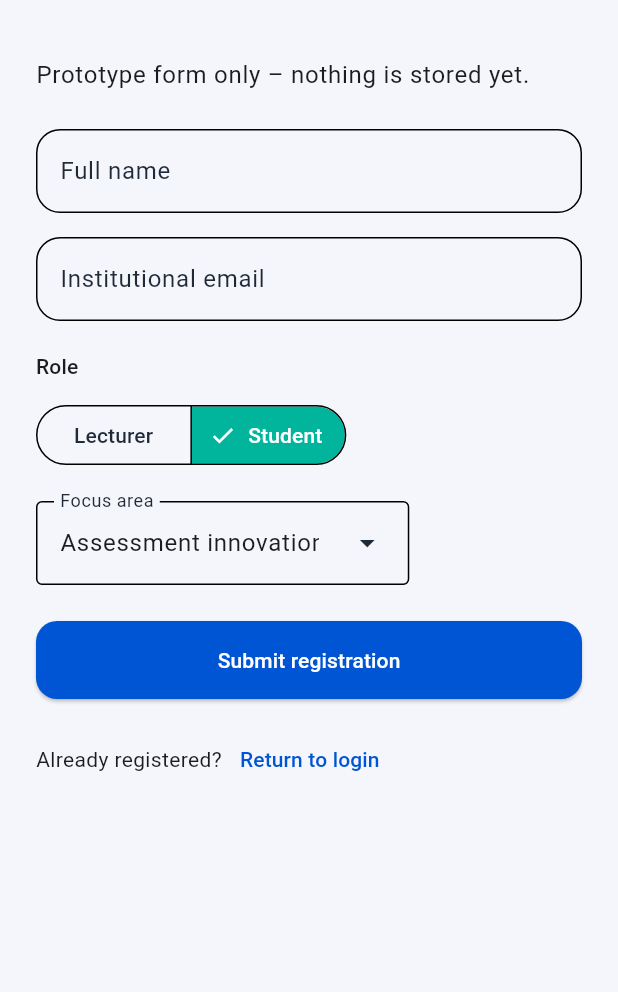
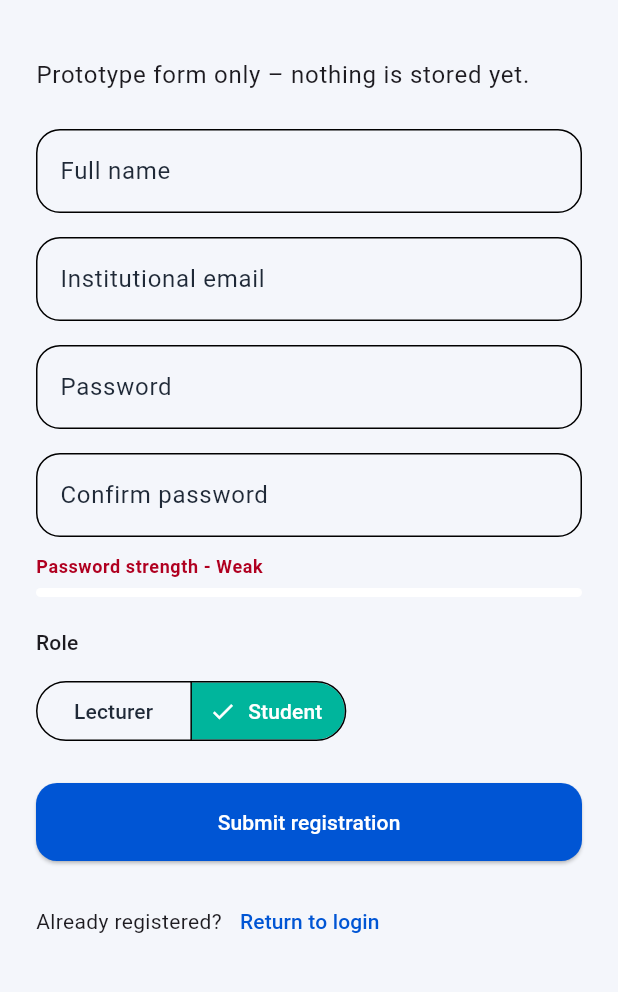
Before and after one commit to Kynmmarshall/evalis, a Flutter app: the RegistrationScreen screen opened by its route, on a phone screen of 412 x 824 dp, the part 63-1055 px from its top. Run offline on Flutter 3.47's test engine with Material 3 defaults, Android fonts, the phone set to English and light mode, and no system bars.

Commit message:
adding password and password conmf fields with strenght indicator

```diff
--- a/lib/l10n/app_texts.dart
+++ b/lib/l10n/app_texts.dart
@@ -70,6 +70,12 @@ enum AppText {
     loginSubtitle,
     emailLabel,
     passwordLabel,
+    passwordConfirmLabel,
+    passwordStrengthLabel,
+    passwordStrengthWeak,
+    passwordStrengthMedium,
+    passwordStrengthStrong,
+    passwordMismatch,
     loginButton,
     registerLink,
     guestLecturer,
@@ -79,7 +85,6 @@ enum AppText {
     registerSubtitle,
     fullNameLabel,
     roleLabel,
-    focusAreaLabel,
     lecturerRole,
     studentRole,
     registerButton,
@@ -189,6 +194,12 @@ class L10n {
             AppText.loginSubtitle: 'Choose a persona or continue as guest to explore flows.',
             AppText.emailLabel: 'Institutional email',
             AppText.passwordLabel: 'Password',
+            AppText.passwordConfirmLabel: 'Confirm password',
+            AppText.passwordStrengthLabel: 'Password strength',
+            AppText.passwordStrengthWeak: 'Weak',
+            AppText.passwordStrengthMedium: 'Medium',
+            AppText.passwordStrengthStrong: 'Strong',
+            AppText.passwordMismatch: 'Passwords must match before continuing.',
             AppText.loginButton: 'Sign in',
             AppText.registerLink: 'Create a new account',
             AppText.guestLecturer: 'Guest lecturer mode',
@@ -198,7 +209,6 @@ class L10n {
             AppText.registerSubtitle: 'Prototype form only – nothing is stored yet.',
             AppText.fullNameLabel: 'Full name',
             AppText.roleLabel: 'Role',
-            AppText.focusAreaLabel: 'Focus area',
             AppText.lecturerRole: 'Lecturer',
             AppText.studentRole: 'Student',
             AppText.registerButton: 'Submit registration',
@@ -317,6 +327,12 @@ class L10n {
             AppText.loginSubtitle: 'Choisissez un rôle ou entrez en mode invité pour explorer.',
             AppText.emailLabel: 'Email institutionnel',
             AppText.passwordLabel: 'Mot de passe',
+            AppText.passwordConfirmLabel: 'Confirmez le mot de passe',
+            AppText.passwordStrengthLabel: 'Niveau du mot de passe',
+            AppText.passwordStrengthWeak: 'Faible',
+            AppText.passwordStrengthMedium: 'Moyen',
+            AppText.passwordStrengthStrong: 'Fort',
+            AppText.passwordMismatch: 'Les mots de passe doivent être identiques avant de continuer.',
             AppText.loginButton: 'Se connecter',
             AppText.registerLink: 'Créer un nouveau compte',
             AppText.guestLecturer: 'Mode enseignant invité',
@@ -326,7 +342,6 @@ class L10n {
             AppText.registerSubtitle: 'Formulaire prototype – aucune donnée n’est conservée.',
             AppText.fullNameLabel: 'Nom complet',
             AppText.roleLabel: 'Rôle',
-            AppText.focusAreaLabel: 'Domaine d’intérêt',
             AppText.lecturerRole: 'Enseignant',
             AppText.studentRole: 'Étudiant',
             AppText.registerButton: 'Envoyer l’inscription',
--- a/lib/screens/auth/registration_screen.dart
+++ b/lib/screens/auth/registration_screen.dart
@@ -16,20 +16,16 @@ class RegistrationScreen extends StatefulWidget {
 class _RegistrationScreenState extends State<RegistrationScreen> {
   final TextEditingController _nameController = TextEditingController();
   final TextEditingController _emailController = TextEditingController();
+  final TextEditingController _passwordController = TextEditingController();
+  final TextEditingController _confirmPasswordController = TextEditingController();
   AppRole _role = AppRole.student;
-  String _focusArea = 'Assessment innovation';
-
-  final List<String> _focusAreas = const [
-    'Assessment innovation',
-    'Learning analytics',
-    'Curriculum leadership',
-    'Student coaching',
-  ];
 
   @override
   void dispose() {
     _nameController.dispose();
     _emailController.dispose();
+    _passwordController.dispose();
+    _confirmPasswordController.dispose();
     super.dispose();
   }
 
@@ -60,6 +56,57 @@ class _RegistrationScreenState extends State<RegistrationScreen> {
                 border: OutlineInputBorder(borderRadius: BorderRadius.circular(16)),
               ),
             ),
+            const SizedBox(height: 16),
+            TextField(
+              controller: _passwordController,
+              obscureText: true,
+              decoration: InputDecoration(
+                labelText: context.t(AppText.passwordLabel),
+                border: OutlineInputBorder(borderRadius: BorderRadius.circular(16)),
+              ),
+              onChanged: (_) => setState(() {}),
+            ),
+            const SizedBox(height: 16),
+            TextField(
+              controller: _confirmPasswordController,
+              obscureText: true,
+              decoration: InputDecoration(
+                labelText: context.t(AppText.passwordConfirmLabel),
+                border: OutlineInputBorder(borderRadius: BorderRadius.circular(16)),
+              ),
+            ),
+            const SizedBox(height: 12),
+            Builder(
+              builder: (context) {
+                final strength = _passwordStrength;
+                final colorScheme = Theme.of(context).colorScheme;
+                final color = _strengthColor(strength, colorScheme);
+                final label = '${context.t(AppText.passwordStrengthLabel)} - '
+                  '${context.t(_strengthLabelKey(strength))}';
+                return Column(
+                  crossAxisAlignment: CrossAxisAlignment.start,
+                  children: [
+                    Text(
+                      label,
+                      style: Theme.of(context)
+                          .textTheme
+                          .bodySmall
+                          ?.copyWith(color: color, fontWeight: FontWeight.w600),
+                    ),
+                    const SizedBox(height: 6),
+                    ClipRRect(
+                      borderRadius: BorderRadius.circular(8),
+                      child: LinearProgressIndicator(
+                        minHeight: 6,
+                        value: strength,
+                        backgroundColor: colorScheme.surfaceVariant,
+                        valueColor: AlwaysStoppedAnimation<Color>(color),
+                      ),
+                    ),
+                  ],
+                );
+              },
+            ),
             const SizedBox(height: 20),
             Text(context.t(AppText.roleLabel), style: Theme.of(context).textTheme.labelLarge),
             const SizedBox(height: 12),
@@ -70,17 +117,6 @@ class _RegistrationScreenState extends State<RegistrationScreen> {
               ],
               selected: <AppRole>{_role},
               onSelectionChanged: (value) => setState(() => _role = value.first),
-            ),
-            const SizedBox(height: 20),
-            DropdownMenu<String>(
-              initialSelection: _focusArea,
-              label: Text(context.t(AppText.focusAreaLabel)),
-              dropdownMenuEntries:
-                  _focusAreas.map((area) => DropdownMenuEntry<String>(value: area, label: area)).toList(),
-              onSelected: (value) {
-                if (value == null) return;
-                setState(() => _focusArea = value);
-              },
             ),
             const SizedBox(height: 24),
             SizedBox(
@@ -107,8 +143,36 @@ class _RegistrationScreenState extends State<RegistrationScreen> {
   }
 
   void _handleRegistration() {
+    if (_passwordController.text != _confirmPasswordController.text) {
+      ScaffoldMessenger.of(context)
+          .showSnackBar(SnackBar(content: Text(context.t(AppText.passwordMismatch))));
+      return;
+    }
     ScaffoldMessenger.of(context)
         .showSnackBar(SnackBar(content: Text(context.t(AppText.registrationSuccess))));
     Navigator.pop(context);
   }
+
+  double get _passwordStrength => _calculatePasswordStrength(_passwordController.text);
+
+  double _calculatePasswordStrength(String password) {
+    double score = 0;
+    if (password.length >= 8) score += 0.3;
+    if (RegExp(r'[A-Z]').hasMatch(password)) score += 0.2;
+    if (RegExp(r'[0-9]').hasMatch(password)) score += 0.2;
+    if (RegExp(r'[!@#\$%^&*(),.?":{}|<>]').hasMatch(password)) score += 0.3;
+    return score.clamp(0, 1);
+  }
+
+  AppText _strengthLabelKey(double value) {
+    if (value >= 0.75) return AppText.passwordStrengthStrong;
+    if (value >= 0.4) return AppText.passwordStrengthMedium;
+    return AppText.passwordStrengthWeak;
+  }
+
+  Color _strengthColor(double value, ColorScheme scheme) {
+    if (value >= 0.75) return scheme.primary;
+    if (value >= 0.4) return scheme.secondary;
+    return scheme.error;
+  }
 }
--- a/lib/screens/startup/splash_screen.dart
+++ b/lib/screens/startup/splash_screen.dart
@@ -63,15 +63,19 @@ class _SplashScreenState extends State<SplashScreen> {
                 ),
                 const Spacer(),
                 Row(
+                  crossAxisAlignment: CrossAxisAlignment.start,
                   children: [
                     CircularProgressIndicator(color: colorScheme.secondary),
                     const SizedBox(width: 16),
-                    Text(
-                      context.t(AppText.prototypeMessage),
-                      style: Theme.of(context)
-                          .textTheme
-                          .bodyMedium
-                          ?.copyWith(color: Colors.white70, fontWeight: FontWeight.w600),
+                    Expanded(
+                      child: Text(
+                        context.t(AppText.prototypeMessage),
+                        softWrap: true,
+                        style: Theme.of(context)
+                            .textTheme
+                            .bodyMedium
+                            ?.copyWith(color: Colors.white70, fontWeight: FontWeight.w600),
+                      ),
                     ),
                   ],
                 ),
```
